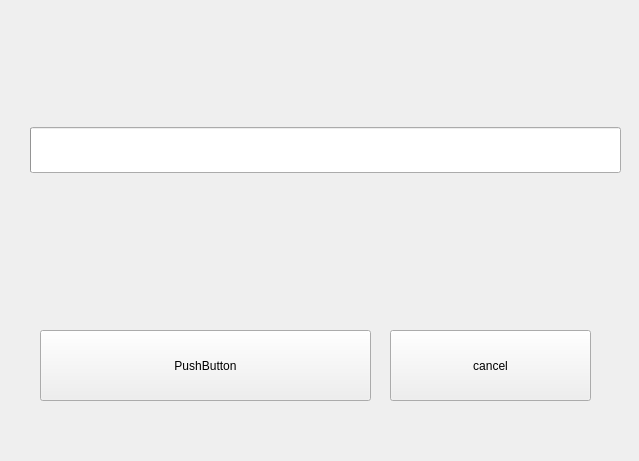
Qt form UI_files/download_window.ui (kdv2001/OnlyFiles) before a commit.
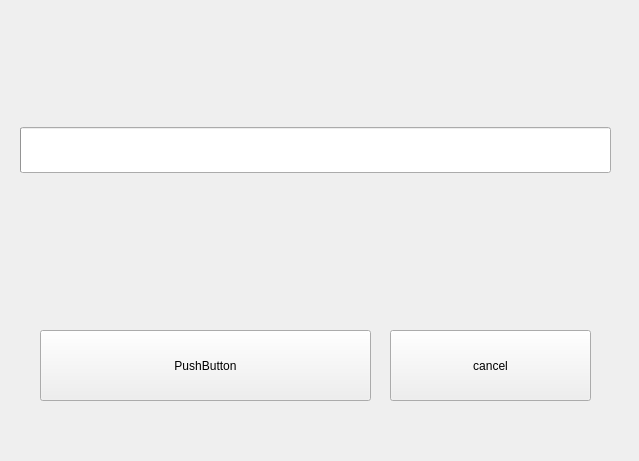
The same form after that commit.

Diff of the .ui file:
```diff
--- a/UI_files/download_window.ui
+++ b/UI_files/download_window.ui
@@ -42,7 +42,7 @@
   <widget class="QWidget" name="verticalLayoutWidget">
    <property name="geometry">
     <rect>
-     <x>30</x>
+     <x>20</x>
      <y>80</y>
      <width>591</width>
      <height>141</height>
```
